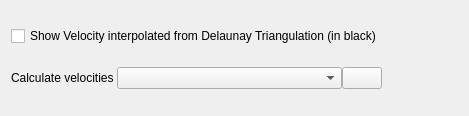
Qt form src/qt-widgets/VelocityFieldCalculatorLayerOptionsWidgetUi.ui (GPlates/GPlates) before a commit.
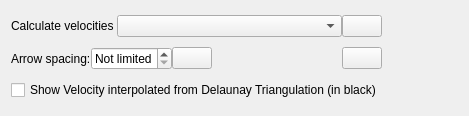
The same form after that commit. Icons and pictures are not drawn.

Commit message: (trunk) Added velocity arrow spacing/density controls.

Diff of the .ui file:
```diff
--- a/src/qt-widgets/VelocityFieldCalculatorLayerOptionsWidgetUi.ui
+++ b/src/qt-widgets/VelocityFieldCalculatorLayerOptionsWidgetUi.ui
@@ -16,13 +16,6 @@
   <layout class="QHBoxLayout" name="horizontalLayout">
    <item>
     <layout class="QVBoxLayout" name="verticalLayout_2">
-     <item>
-      <widget class="QCheckBox" name="triangulation_checkbox">
-       <property name="text">
-        <string>Show Velocity interpolated from Delaunay Triangulation (in black)</string>
-       </property>
-      </widget>
-     </item>
      <item>
       <layout class="QHBoxLayout" name="horizontalLayout_2">
        <property name="spacing">
@@ -61,6 +54,90 @@
        </item>
       </layout>
      </item>
+     <item>
+      <layout class="QHBoxLayout" name="horizontalLayout_3">
+       <property name="spacing">
+        <number>0</number>
+       </property>
+       <item>
+        <widget class="QLabel" name="arrow_spacing_label">
+         <property name="text">
+          <string>Arrow spacing:</string>
+         </property>
+        </widget>
+       </item>
+       <item>
+        <widget class="QDoubleSpinBox" name="arrow_spacing_spinbox">
+         <property name="alignment">
+          <set>Qt::AlignLeading|Qt::AlignLeft|Qt::AlignVCenter</set>
+         </property>
+         <property name="specialValueText">
+          <string>Not limited</string>
+         </property>
+         <property name="decimals">
+          <number>3</number>
+         </property>
+         <property name="maximum">
+          <double>1.000000000000000</double>
+         </property>
+         <property name="singleStep">
+          <double>0.010000000000000</double>
+         </property>
+         <property name="value">
+          <double>0.000000000000000</double>
+         </property>
+        </widget>
+       </item>
+       <item>
+        <widget class="QPushButton" name="push_button_unlimited_arrow_spacing">
+         <property name="toolTip">
+          <string>Not limited</string>
+         </property>
+         <property name="text">
+          <string/>
+         </property>
+         <property name="icon">
+          <iconset resource="../qt-resources/qt_widgets.qrc">
+           <normaloff>:/gnome_window_close_22.png</normaloff>:/gnome_window_close_22.png</iconset>
+         </property>
+        </widget>
+       </item>
+       <item>
+        <spacer name="horizontalSpacer_2">
+         <property name="orientation">
+          <enum>Qt::Horizontal</enum>
+         </property>
+         <property name="sizeHint" stdset="0">
+          <size>
+           <width>40</width>
+           <height>20</height>
+          </size>
+         </property>
+        </spacer>
+       </item>
+       <item>
+        <widget class="QPushButton" name="push_button_help_arrow_spacing">
+         <property name="toolTip">
+          <string>What does this mean?</string>
+         </property>
+         <property name="text">
+          <string/>
+         </property>
+         <property name="icon">
+          <iconset resource="../qt-resources/qt_widgets.qrc">
+           <normaloff>:/human_help_browser_16.png</normaloff>:/human_help_browser_16.png</iconset>
+         </property>
+        </widget>
+       </item>
+      </layout>
+     </item>
+     <item>
+      <widget class="QCheckBox" name="triangulation_checkbox">
+       <property name="text">
+        <string>Show Velocity interpolated from Delaunay Triangulation (in black)</string>
+       </property>
+      </widget>
+     </item>
     </layout>
    </item>
    <item>
```
The commit also changes 14 other files.
